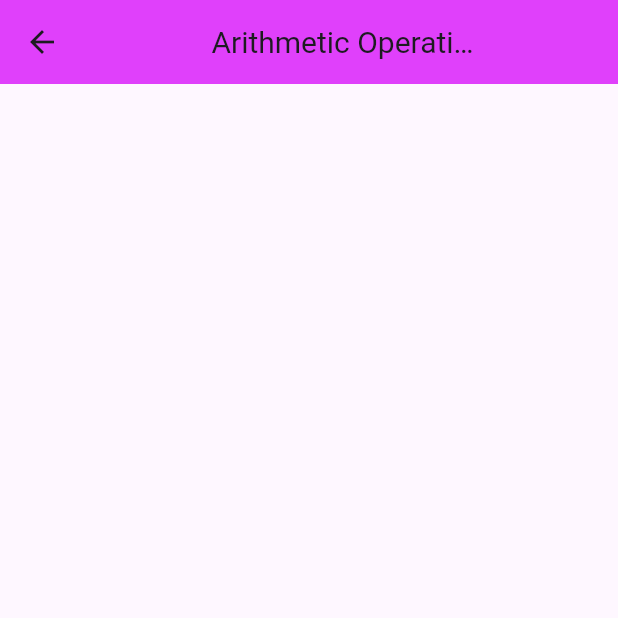
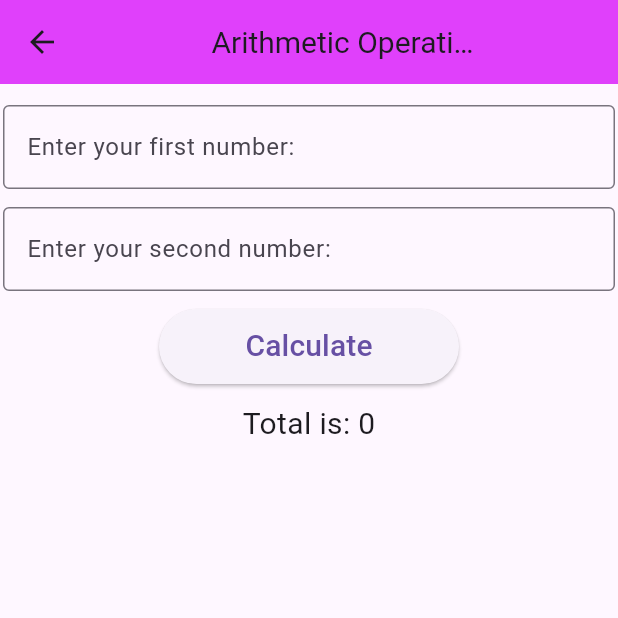
Before and after one commit to Aaysuh-Subedi/flutterClass, a Flutter app: the Arithmeticoperations screen opened directly, on a phone screen of 412 x 824 dp, the top half of it. Run offline on Flutter 3.47's test engine with Material 3 defaults, Android fonts, the phone set to English and light mode, and no system bars.

Commit message:
Arithmetic operations

```diff
--- a/lib/screens/ArithmeticOperations.dart
+++ b/lib/screens/ArithmeticOperations.dart
@@ -1,8 +1,17 @@
 import 'package:flutter/material.dart';
+import 'package:flutter/services.dart';
 
-class Arithmeticoperations extends StatelessWidget {
+class Arithmeticoperations extends StatefulWidget {
   const Arithmeticoperations({super.key});
 
+  @override
+  State<Arithmeticoperations> createState() => _ArithmeticoperationsState();
+}
+
+class _ArithmeticoperationsState extends State<Arithmeticoperations> {
+  int first = 0;
+  int second = 0;
+  int result = 0;
   @override
   Widget build(BuildContext context) {
     return Scaffold(
@@ -11,6 +20,49 @@ class Arithmeticoperations extends StatelessWidget {
         backgroundColor: Colors.purpleAccent,
         titleSpacing: 85,
       ),
+      body: Padding(
+        padding: EdgeInsets.all(2),
+        child: Column(
+          children: [
+            SizedBox(height: 12),
+            TextField(
+              keyboardType: TextInputType.number,
+              onChanged: (value) => {first = int.tryParse(value) ?? 0},
+              decoration: InputDecoration(
+                label: Text("Enter your first number:"),
+                hintText: ("eg...55"),
+                border: OutlineInputBorder(),
+              ),
+            ),
+            SizedBox(height: 12),
+            TextField(
+              keyboardType: TextInputType.number,
+              onChanged: (value) => {second = int.tryParse(value) ?? 0},
+              decoration: InputDecoration(
+                label: Text("Enter your second number:"),
+                hintText: ("eg...55"),
+                border: OutlineInputBorder(),
+              ),
+            ),
+            SizedBox(height: 12),
+            SizedBox(
+              width: 200,
+              height: 50,
+              child: ElevatedButton(
+                onPressed: () {
+                  setState(() {
+                    result = first + second;
+                  });
+                },
+                child: Text("Calculate", style: TextStyle(fontSize: 20)),
+              ),
+            ),
+
+            SizedBox(height: 12),
+            Text("Total is: $result", style: TextStyle(fontSize: 20)),
+          ],
+        ),
+      ),
     );
   }
 }
--- a/lib/screens/dashboard.dart
+++ b/lib/screens/dashboard.dart
@@ -4,9 +4,14 @@ import 'package:firstproject/screens/Armstrong.dart';
 import 'package:firstproject/screens/Palindrome.dart';
 import 'package:flutter/material.dart';
 
-class Dashboard extends StatelessWidget {
+class Dashboard extends StatefulWidget {
   const Dashboard({super.key});
 
+  @override
+  State<Dashboard> createState() => _DashboardState();
+}
+
+class _DashboardState extends State<Dashboard> {
   @override
   Widget build(BuildContext context) {
     return Scaffold(
```
